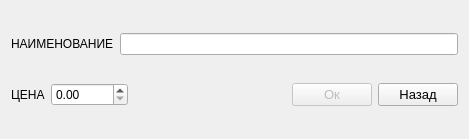
Before: the Qt Designer form code/form_for_add_service.ui in Alex-Sidorov/SEFOLL, drawn with Qt 5.
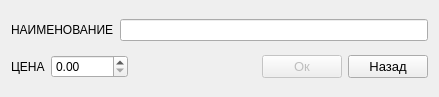
After: the same form once the commit is applied.

```diff
--- a/code/form_for_add_service.ui
+++ b/code/form_for_add_service.ui
@@ -6,8 +6,8 @@
    <rect>
     <x>0</x>
     <y>0</y>
-    <width>469</width>
-    <height>139</height>
+    <width>439</width>
+    <height>97</height>
    </rect>
   </property>
   <property name="windowTitle">
```
Left out of the diff: 2 changed lines with no effect on the pictures.
